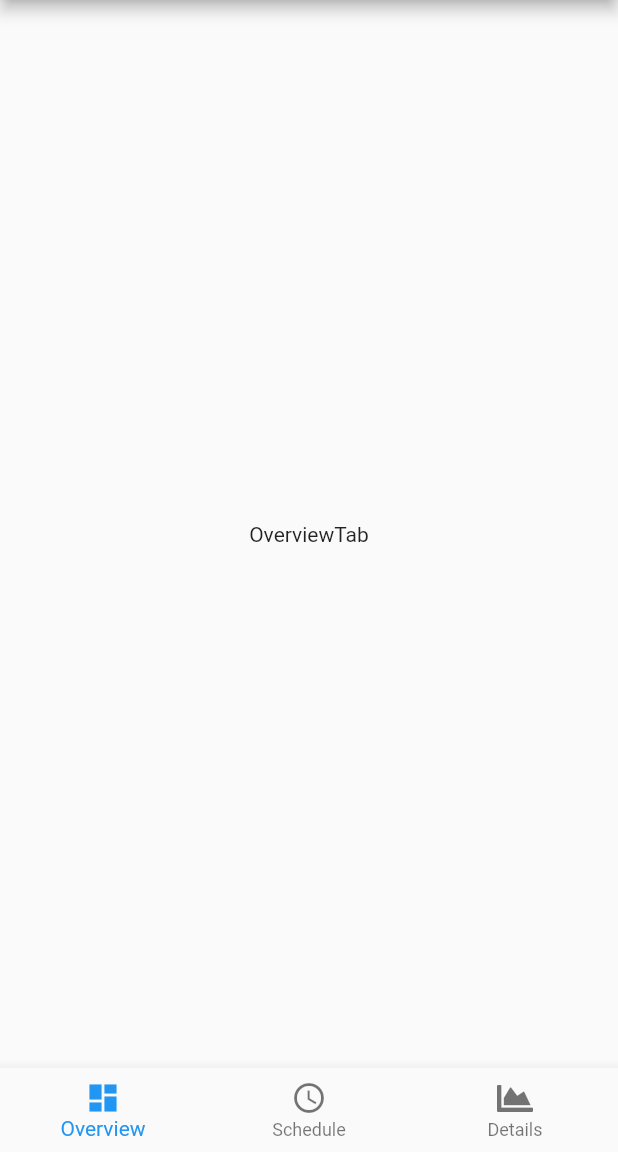
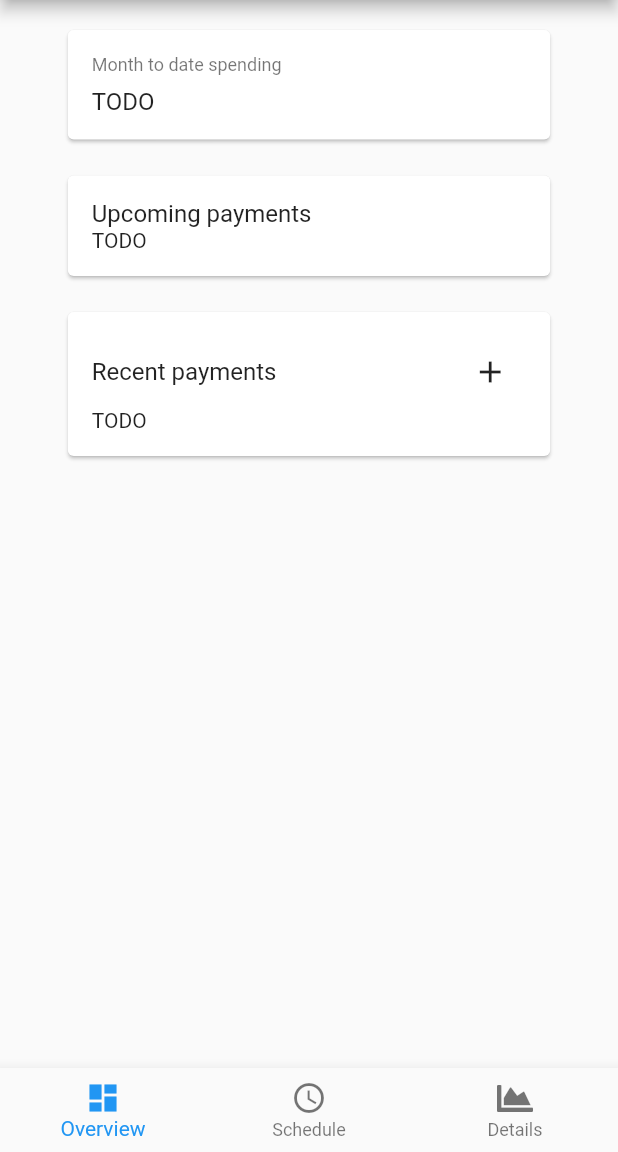
Before and after one commit to niels-hb/consilium, a Flutter app: the screen it shows once a user with an empty profile is signed in, on a phone screen of 412 x 824 dp, the part 84-1236 px from its top. Run offline on Flutter 3.47's test engine with Material 2 defaults, Android fonts, the light colour scheme and no system bars; our stand-ins replace cloud_firestore, firebase_auth, firebase_core, font_awesome_flutter; missing offline and left inert: enum_to_string; accounts and stored records are empty; generated files the repository leaves out were written again.

Commit message:
Added basic layout to OverviewTab

```diff
--- a/lib/l10n/app_de.arb
+++ b/lib/l10n/app_de.arb
@@ -15,5 +15,8 @@
     "weakPassword": "Dieses Passwort ist zu schwach. Es sind mindestens 6 Zeichen erforderlich.",
     "overview": "Übersicht",
     "schedule": "Plan",
-    "details": "Details"
+    "details": "Details",
+    "monthToDate": "Ausgaben seit Monatsbeginn",
+    "upcomingPayments": "Nächste geplante Ausgaben",
+    "latestTransactions": "Letzte Ausgaben"
 }
--- a/lib/l10n/app_en.arb
+++ b/lib/l10n/app_en.arb
@@ -17,7 +17,7 @@
       "description": "Hint displayed on the login page informing the user that an account will be created if it doesn't exist."
     },
     "signIn": "Sign in",
-    "unknownError": "An unkown error occured.",
+    "unknownError": "An unknown error occurred.",
     "@unknownError": {
       "description": "Generic error message."
     },
@@ -39,5 +39,11 @@
     },
     "overview": "Overview",
     "schedule": "Schedule",
-    "details": "Details"
+    "details": "Details",
+    "monthToDate": "Month to date spending",
+    "@monthToDate": {
+      "description": "Displayed on the overview page to indicate the amount spent since the beginning of the month."
+    },
+    "upcomingPayments": "Upcoming payments",
+    "latestTransactions": "Recent payments"
 }
--- a/lib/pages/home/tabs/overview.dart
+++ b/lib/pages/home/tabs/overview.dart
@@ -1,12 +1,144 @@
+import 'package:consilium/util/custom_theme.dart';
 import 'package:flutter/material.dart';
+import 'package:flutter_gen/gen_l10n/app_localizations.dart';
 
 class OverviewTab extends StatelessWidget {
   const OverviewTab({Key? key}) : super(key: key);
 
   @override
   Widget build(BuildContext context) {
-    return const Center(
-      child: Text('OverviewTab'),
+    return ListView(
+      children: const [
+        SizedBox(height: 16.0),
+        _MonthToDateCard(),
+        SizedBox(height: 16.0),
+        _UpcomingPaymentsCard(),
+        SizedBox(height: 16.0),
+        _LatestTransactionsCard(),
+      ],
     );
   }
 }
+
+class _MonthToDateCard extends StatelessWidget {
+  const _MonthToDateCard({Key? key}) : super(key: key);
+
+  @override
+  Widget build(BuildContext context) {
+    return Center(
+      child: SizedBox(
+        width: CustomTheme.getMaxWidth(context),
+        child: Card(
+          child: Padding(
+            padding: const EdgeInsets.all(16.0),
+            child: Column(
+              crossAxisAlignment: CrossAxisAlignment.start,
+              children: [
+                Text(
+                  AppLocalizations.of(context)!.monthToDate,
+                  style: Theme.of(context).textTheme.caption,
+                ),
+                const SizedBox(height: 8.0),
+                Text(
+                  'TODO',
+                  style: Theme.of(context).textTheme.subtitle1,
+                ),
+              ],
+            ),
+          ),
+        ),
+      ),
+    );
+  }
+}
+
+class _UpcomingPaymentsCard extends StatelessWidget {
+  const _UpcomingPaymentsCard({Key? key}) : super(key: key);
+
+  @override
+  Widget build(BuildContext context) {
+    return Align(
+      alignment: Alignment.topCenter,
+      child: SizedBox(
+        width: CustomTheme.getMaxWidth(context),
+        child: Card(
+          child: Padding(
+            padding: const EdgeInsets.all(16.0),
+            child: Column(
+              crossAxisAlignment: CrossAxisAlignment.start,
+              children: [
+                _buildHeader(context),
+                _buildScheduleList(),
+              ],
+            ),
+          ),
+        ),
+      ),
+    );
+  }
+
+  Widget _buildHeader(BuildContext context) {
+    return Text(
+      AppLocalizations.of(context)!.upcomingPayments,
+      style: Theme.of(context).textTheme.subtitle1,
+    );
+  }
+
+  Widget _buildScheduleList() {
+    return const Text('TODO');
+  }
+}
+
+class _LatestTransactionsCard extends StatelessWidget {
+  const _LatestTransactionsCard({Key? key}) : super(key: key);
+
+  @override
+  Widget build(BuildContext context) {
+    return Align(
+      alignment: Alignment.topCenter,
+      child: SizedBox(
+        width: CustomTheme.getMaxWidth(context),
+        child: Card(
+          child: Padding(
+            padding: const EdgeInsets.all(16.0),
+            child: Column(
+              crossAxisAlignment: CrossAxisAlignment.start,
+              children: [
+                _buildHeader(context),
+                _buildTransactionList(),
+              ],
+            ),
+          ),
+        ),
+      ),
+    );
+  }
+
+  Widget _buildHeader(BuildContext context) {
+    return Row(
+      mainAxisAlignment: MainAxisAlignment.spaceBetween,
+      children: [
+        Text(
+          AppLocalizations.of(context)!.latestTransactions,
+          style: Theme.of(context).textTheme.subtitle1,
+        ),
+        IconButton(
+          onPressed: () => _addTransaction(context),
+          icon: const Icon(Icons.add),
+        ),
+      ],
+    );
+  }
+
+  Widget _buildTransactionList() {
+    return const Text('TODO');
+  }
+
+  void _addTransaction(BuildContext context) {
+    ScaffoldMessenger.of(context).showSnackBar(
+      const SnackBar(
+        content: Text('TODO'),
+      ),
+    );
+  }
+}
```
